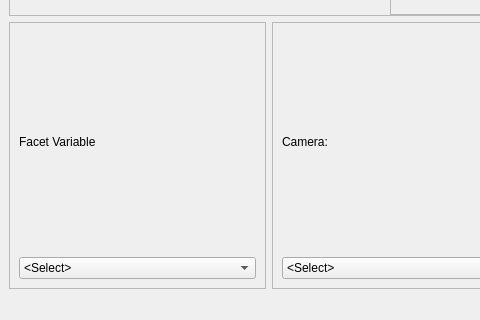
First picture: the form in braviz/interaction/qt_guis/sample_overview.ui, repository diego0020/braviz-app, before the edit; both pictures show x 0 to 480 and y 280 to 600 of the 800 by 600 pixel window.
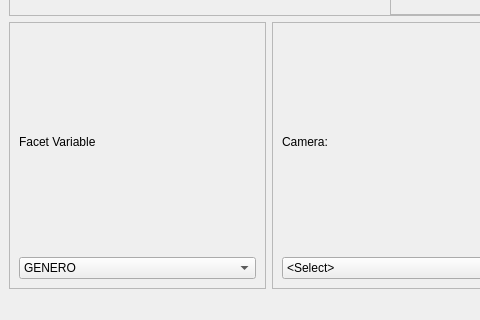
Second picture: the form after the edit.

Commit message: bug with pipe auth key... should not contain null bytes

What changed in the file:
```diff
--- a/braviz/interaction/qt_guis/sample_overview.ui
+++ b/braviz/interaction/qt_guis/sample_overview.ui
@@ -105,7 +105,7 @@
           <item>
            <widget class="QComboBox" name="nomina_combo">
             <property name="currentIndex">
-             <number>0</number>
+             <number>1</number>
             </property>
             <item>
              <property name="text">
```
The commit also changes 2 other files.
